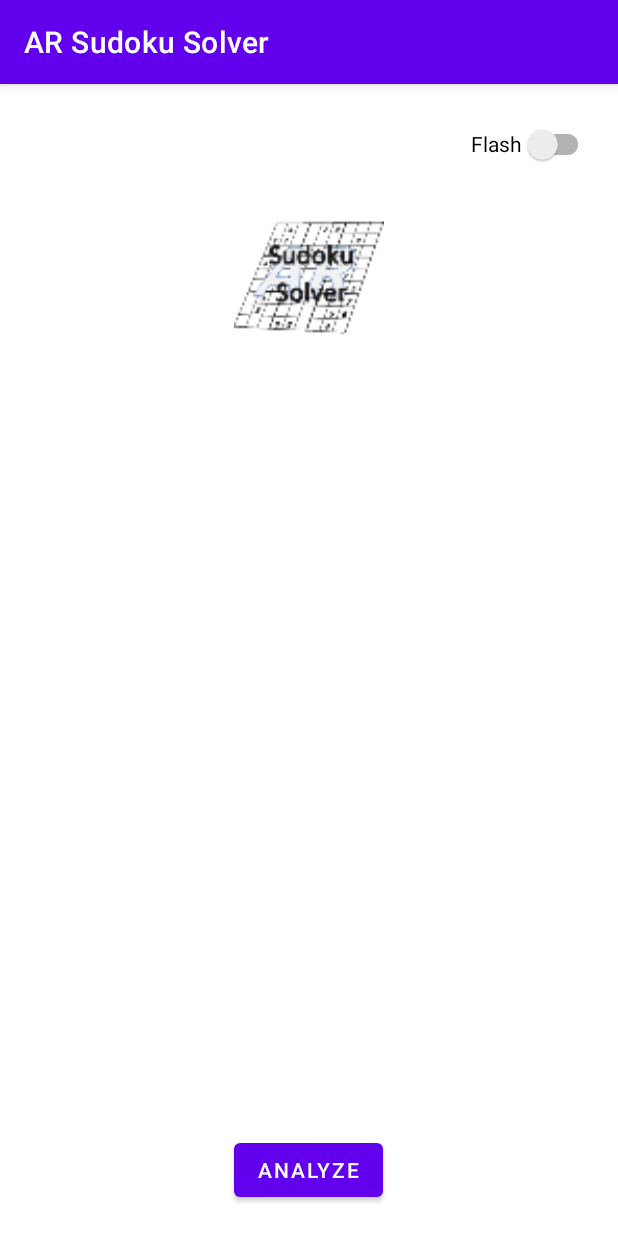
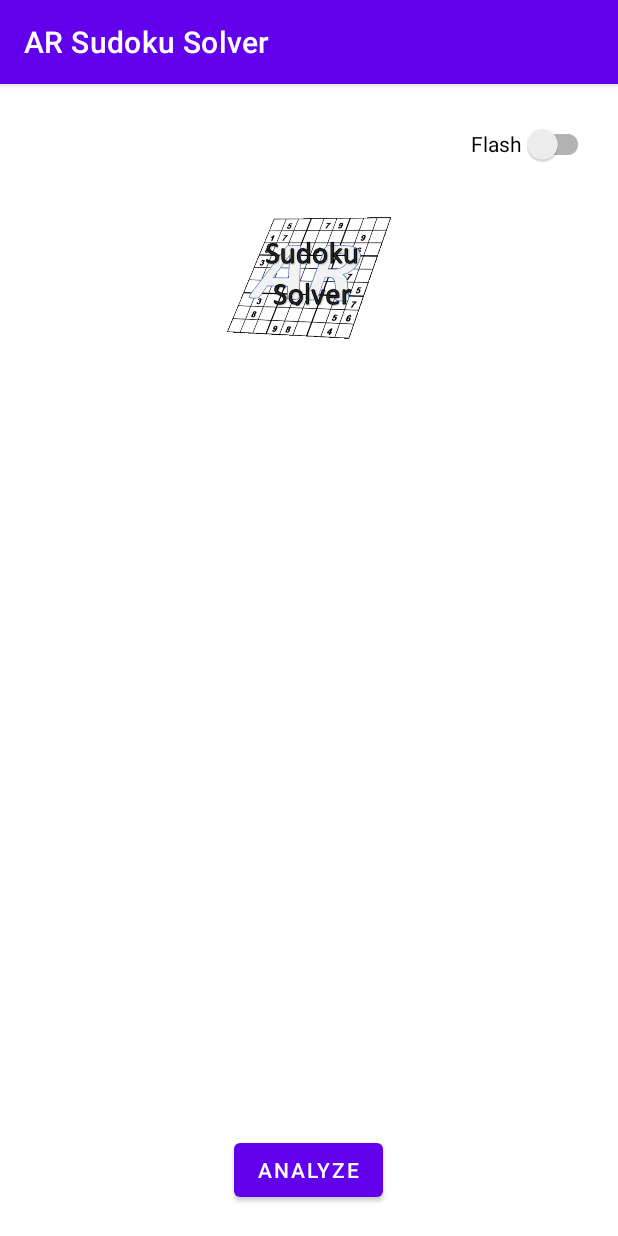
Before and after one commit to borisbordeaux/ARSudokuSolver, an Android app: the screen it shows after launch (MainActivity), on a phone screen of 412 x 824 dp. Run offline under Robolectric (Android 15) with nearby library versions, the phone set to English and light mode, and no system bars; libraries missing offline, so code that uses them is left out: androidx.camera.core, androidx.camera.lifecycle; 6 statements that could not run were skipped.

Commit message:
Added better resolution logo. Changed androidx camera beta version to stable

```diff
--- a/ARSudokuSolver/app/build.gradle
+++ b/ARSudokuSolver/app/build.gradle
@@ -51,8 +51,8 @@ dependencies {
     androidTestImplementation 'androidx.test.ext:junit:1.1.5'
     androidTestImplementation 'androidx.test.espresso:espresso-core:3.5.1'
 
-    implementation "androidx.camera:camera-camera2:1.3.0-alpha02"
+    implementation "androidx.camera:camera-camera2:1.2.1"
 
     // If you want to additionally use the CameraX Lifecycle library
-    implementation "androidx.camera:camera-lifecycle:1.3.0-alpha02"
+    implementation "androidx.camera:camera-lifecycle:1.2.1"
 }
--- a/ARSudokuSolver/app/src/main/res/layout/activity_main.xml
+++ b/ARSudokuSolver/app/src/main/res/layout/activity_main.xml
@@ -48,14 +48,14 @@
 
         <ImageView
             android:id="@+id/imageView"
-            android:layout_width="100dp"
-            android:layout_height="100dp"
+            android:layout_width="109dp"
+            android:layout_height="109dp"
             android:contentDescription="@string/logo"
             app:layout_constraintBottom_toTopOf="@+id/container"
             app:layout_constraintEnd_toEndOf="parent"
             app:layout_constraintStart_toStartOf="parent"
             app:layout_constraintTop_toBottomOf="@id/torch_switch"
-            app:srcCompat="@mipmap/ic_launcher_sudoku" />
+            app:srcCompat="@drawable/logo" />
     </androidx.constraintlayout.widget.ConstraintLayout>
 
     <Button
```
Also changed, not shown: ARSudokuSolver/app/src/main/res/drawable/logo.png (added).
